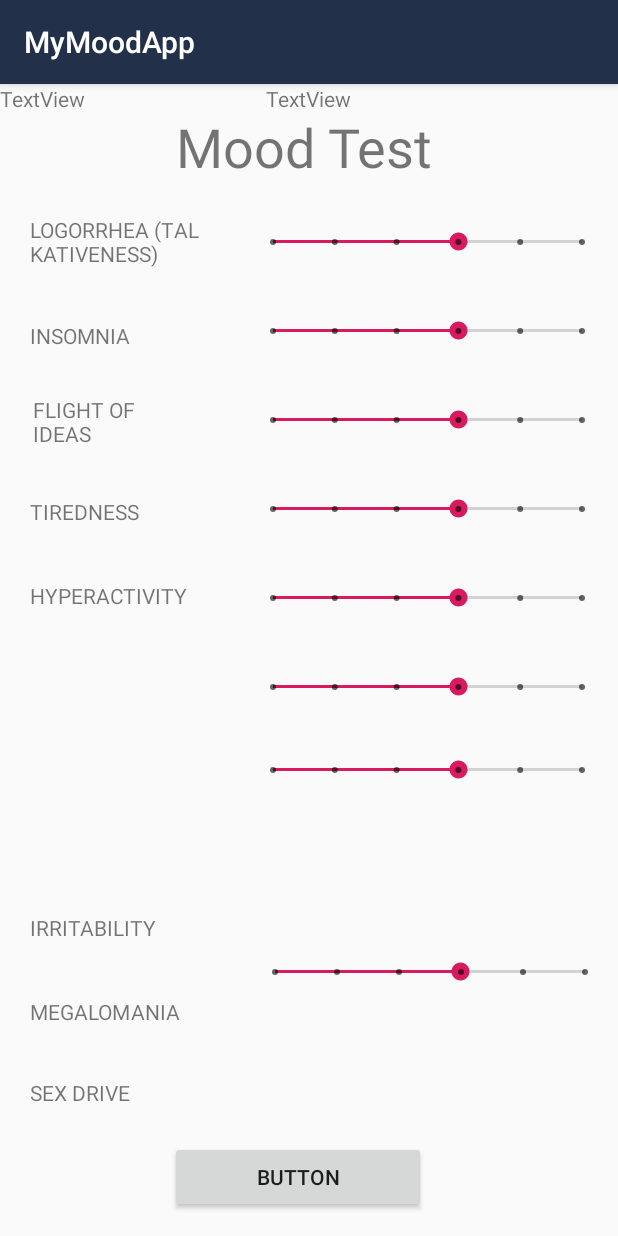
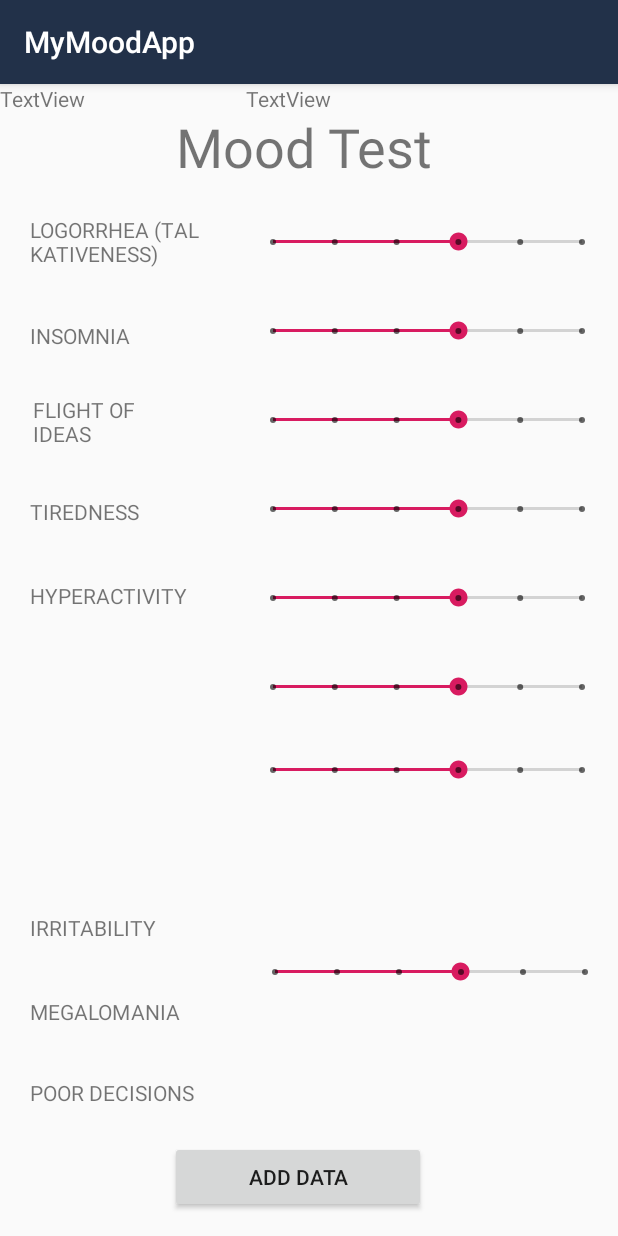
Before and after one commit to mickaIT/MoodApp, an Android app: the MyMoodActivity screen opened directly, with no data from a screen before it, on a phone screen of 412 x 824 dp. Run offline under Robolectric (Android 15) with nearby library versions, the phone set to English and light mode, and no system bars.

Commit message:
Connecting to the first database, without date for now

```diff
--- /dev/null
+++ b/app/src/main/java/com/example/moodapp/DatabaseHelper.java
@@ -0,0 +1,73 @@
+package com.example.moodapp;
+
+import android.content.ContentValues;
+import android.content.Context;
+import android.database.sqlite.SQLiteDatabase;
+import android.database.sqlite.SQLiteOpenHelper;
+
+import androidx.annotation.Nullable;
+
+public class DatabaseHelper extends SQLiteOpenHelper {
+    public static final String DATABASE_NAMSE ="MoodApp.db";
+    public static final String TABLE_NAME="MyMoods_table";
+    public static final String ID="ID";
+    public static final String DATE="DATE";
+    public static final String SYMPTHOM_1="TALKATIVENESS";
+    public static final String SYMPTHOM_2="INSOMNIA";
+    public static final String SYMPTHOM_3="FLIGHT_OFI_IDEAS";
+    public static final String SYMPTHOM_4="TIREDNESS";
+    public static final String SYMPTHOM_5="HYPERACTIVITY";
+    public static final String SYMPTHOM_6="IRRITABILITY";
+    public static final String SYMPTHOM_7="MEGALOMANIA";
+    public static final String SYMPTHOM_8="POOR_DECISIONS";
+
+
+    public DatabaseHelper(@Nullable Context context) {
+        super(context, DATABASE_NAMSE, null, 1);
+    }
+
+    @Override
+    public void onCreate(SQLiteDatabase db) {
+        db.execSQL("create table " + TABLE_NAME +" " +
+                "(ID INTEGER PRIMARY KEY AUTOINCREMENT," +
+                "DATE DATE," +
+                "TALKATIVENESS TEXT," +
+                "INSOMNIA TEXT," +
+                "FLIGHT_OFI_IDEAS TEXT," +
+                "TIREDNESS TEXT," +
+                "HYPERACTIVITY TEXT," +
+                "IRRITABILITY TEXT," +
+                "MEGALOMANIA TEXT," +
+                "POOR_DECISIONS TEXT)");
+    }
+
+    @Override
+    public void onUpgrade(SQLiteDatabase db, int i, int i1) {
+        db.execSQL("DROP TABLE IF EXISTS "+ TABLE_NAME);
+        onCreate(db);
+    }
+
+    public boolean insertData(int talkativeness, int insomnia, int flightOfIdeas, int tiredness,
+                              int hyperactivity, int irritability, int megalomania, int poorDecisions){
+
+        SQLiteDatabase db = this.getWritableDatabase();
+        ContentValues contentValues = new ContentValues();
+        contentValues.put(SYMPTHOM_1,talkativeness);
+        contentValues.put(SYMPTHOM_2,insomnia);
+        contentValues.put(SYMPTHOM_3,flightOfIdeas);
+        contentValues.put(SYMPTHOM_4,tiredness);
+        contentValues.put(SYMPTHOM_5,hyperactivity);
+        contentValues.put(SYMPTHOM_6,irritability);
+        contentValues.put(SYMPTHOM_7,megalomania);
+        contentValues.put(SYMPTHOM_8,poorDecisions);
+        long result=db.insert(TABLE_NAME,null,contentValues);
+
+        if (result==-1){
+            return false;
+        }
+        else return true;
+
+
+
+    }
+}
--- a/app/src/main/java/com/example/moodapp/MainActivity.java
+++ b/app/src/main/java/com/example/moodapp/MainActivity.java
@@ -9,11 +9,12 @@ import androidx.appcompat.app.AppCompatActivity;
 
 public class MainActivity extends AppCompatActivity {
 
+//        DatabaseHelper myDb;
     @Override
     protected void onCreate(Bundle savedInstanceState) {
         super.onCreate(savedInstanceState);
         setContentView(R.layout.activity_main);
-
+//        myDb=new DatabaseHelper(this);
         //TEST ME
 
        final Button testMeBtn = (Button)findViewById(R.id.testMeBtn);
--- a/app/src/main/java/com/example/moodapp/MyMoodActivity.java
+++ b/app/src/main/java/com/example/moodapp/MyMoodActivity.java
@@ -1,67 +1,75 @@
 package com.example.moodapp;
 
 import android.os.Bundle;
+import android.view.View;
+import android.widget.Button;
 import android.widget.SeekBar;
 import android.widget.TextView;
+import android.widget.Toast;
 
 import androidx.appcompat.app.AppCompatActivity;
 
 public class MyMoodActivity extends AppCompatActivity {
 
-    TextView talkativenessTxt;
     SeekBar talkativenessSeekBar;
+    SeekBar insomniaSeekBar;
+    SeekBar flightOfIdeasSeekBar;
+    SeekBar tirednessSeekBar;
+    SeekBar hyperactivitySeekBar;
+    SeekBar irritabilitySeekBar;
+    SeekBar megalomaniaSeekBar;
+    SeekBar poorDecisionsSeekBar;
 
-    TextView insomniaTxt;
-    SeekBar insomniaSeekBar;
-
-    TextView flightOfIdeasTxt;
-    SeekBar flightOfIdeasSeekBar;
-
-    TextView tirednessTxt;
-    SeekBar tirednessSeekBar;
-
-    TextView hyperActivityTxt;
-    SeekBar hyperactivitySeekBar;
-
-    TextView inrritabilityTxt;
-    SeekBar irritabilitySeekBar;
-
-    TextView megalomaniaTxt;
-    SeekBar megalomaniaSeekBar;
-
-    TextView sexDriveTxt;
-    SeekBar sexDriveSeekBar;
+    int defaultProgress=3;
+    int talkativenessValue=defaultProgress;
+    int insomniaValue=defaultProgress;
+    int flightOfIdeasValue=defaultProgress;
+    int tirednessValue=defaultProgress;
+    int hyperactivityValue=defaultProgress;
+    int irritabilityValue=defaultProgress;
+    int megalomaniaValue=defaultProgress;
+    int poorDecisionsValue=defaultProgress;
 
     SeekBar.OnSeekBarChangeListener mlistener;
     TextView textView11;
     TextView textView12;
 
+
+    Button addMoodData;
+//DATAABSE
+    DatabaseHelper myDb;
+
     @Override
     protected void onCreate(Bundle savedInstanceState) {
         super.onCreate(savedInstanceState);
         setContentView(R.layout.activity_my_mood);
-
-        talkativenessTxt=(TextView) findViewById(R.id.talkativenessTxt);
-        insomniaTxt=(TextView) findViewById(R.id.insomniaTxt);
-        flightOfIdeasTxt=(TextView) findViewById(R.id.flightOfIdeasTxt);
-        tirednessTxt=(TextView) findViewById(R.id.tirednessTxt);
-        hyperActivityTxt=(TextView) findViewById(R.id.hyperActivityTxt);
-        inrritabilityTxt=(TextView) findViewById(R.id.inrritabilityTxt);
-        megalomaniaTxt=(TextView) findViewById(R.id.megalomaniaTxt);
-        sexDriveTxt=(TextView) findViewById(R.id.sexDriveTxt);
-
+        myDb=new DatabaseHelper(this);
+//SEEKBARS
         talkativenessSeekBar=(SeekBar) findViewById(R.id.talkativenessSeekBar);
         insomniaSeekBar=(SeekBar) findViewById(R.id.insomniaSeekBar);
         flightOfIdeasSeekBar=(SeekBar) findViewById(R.id.flightOfIdeasSeekBar);
         tirednessSeekBar=(SeekBar) findViewById(R.id.tirednessSeekBar);
         hyperactivitySeekBar=(SeekBar) findViewById(R.id.hyperactivitySeekBar);
         irritabilitySeekBar=(SeekBar) findViewById(R.id.irritabilitySeekBar);
-        sexDriveSeekBar=(SeekBar) findViewById(R.id.sexDriveSeekBar);
+        poorDecisionsSeekBar=(SeekBar) findViewById(R.id.poorDecisionsSeekBar);
         megalomaniaSeekBar=(SeekBar) findViewById(R.id.megalomaniaSeekBar);
         textView11=(TextView) findViewById(R.id.textView11);
         textView12=(TextView) findViewById(R.id.textView12);
+//ADD BUTTON
+        addMoodData=(Button) findViewById(R.id.addMoodData);
 
-        talkativenessSeekBar.setOnSeekBarChangeListener(new SeekBar.OnSeekBarChangeListener() {
+
+        talkativenessSeekBar.setOnSeekBarChangeListener(mlistener);
+        insomniaSeekBar.setOnSeekBarChangeListener(mlistener);
+        flightOfIdeasSeekBar.setOnSeekBarChangeListener(mlistener);
+        tirednessSeekBar.setOnSeekBarChangeListener(mlistener);
+        hyperactivitySeekBar.setOnSeekBarChangeListener(mlistener);
+        irritabilitySeekBar.setOnSeekBarChangeListener(mlistener);
+        poorDecisionsSeekBar.setOnSeekBarChangeListener(mlistener);
+        megalomaniaSeekBar.setOnSeekBarChangeListener(mlistener);
+
+
+/*        talkativenessSeekBar.setOnSeekBarChangeListener(new SeekBar.OnSeekBarChangeListener() {
     @Override
     public void onProgressChanged(SeekBar seekBar, int i, boolean b) {
         textView11.setText(String.valueOf(i));
@@ -76,18 +84,52 @@ public class MyMoodActivity extends AppCompatActivity {
     public void onStopTrackingTouch(SeekBar seekBar) {
 
     }
-});
+});*/
 
         mlistener = new SeekBar.OnSeekBarChangeListener() {
             @Override
             public void onProgressChanged(SeekBar seekBar, int progress, boolean fromUser) {
                 switch (seekBar.getId()) {
+                    case R.id.talkativenessSeekBar:
+                        textView12.setText(String.valueOf(progress));
+                        talkativenessValue=progress;
+                        break;
                     case R.id.insomniaSeekBar:
-                        textView11.setText(String.valueOf(progress));
+                      // textView11.setText(String.valueOf(progress));
+                        insomniaValue=progress;
+
                         break;
                     case R.id.flightOfIdeasSeekBar:
-                        textView12.setText(String.valueOf(progress));
+                      textView12.setText(String.valueOf(progress));
+                        flightOfIdeasValue=progress;
+
                         break;
+                    case R.id.tirednessSeekBar:
+                       // textView12.setText(String.valueOf(progress));
+                        tirednessValue=progress;
+
+                        break;
+                    case R.id.hyperactivitySeekBar:
+                       // textView12.setText(String.valueOf(progress));
+                        hyperactivityValue=progress;
+
+                        break;
+                    case R.id.irritabilitySeekBar:
+                       // textView12.setText(String.valueOf(progress));
+                        irritabilityValue=progress;
+
+                        break;
+                    case R.id.poorDecisionsSeekBar:
+                       // textView12.setText(String.valueOf(progress));
+                        poorDecisionsValue=progress;
+
+                        break;
+                    case R.id.megalomaniaSeekBar:
+                      //  textView12.setText(String.valueOf(progress));
+                        megalomaniaValue=progress;
+
+                        break;
+
                 }
             }
 
@@ -102,7 +144,30 @@ public class MyMoodActivity extends AppCompatActivity {
             }
         };
 
-        insomniaSeekBar.setOnSeekBarChangeListener(mlistener);
-        flightOfIdeasSeekBar.setOnSeekBarChangeListener(mlistener);
+        AddData();
+
+    }
+
+    public  void AddData() {
+        addMoodData.setOnClickListener(
+                new View.OnClickListener() {
+                    @Override
+                    public void onClick(View v) {
+                        boolean isInserted = myDb.insertData(talkativenessValue,
+                                insomniaValue,
+                                flightOfIdeasValue,
+                                tirednessValue,
+                                hyperactivityValue,
+                                irritabilityValue,
+                                megalomaniaValue,
+                                poorDecisionsValue);
+                        textView11.setText(String.valueOf(flightOfIdeasValue));
+                        if(isInserted == true)
+                            Toast.makeText(MyMoodActivity.this,"Data Inserted",Toast.LENGTH_LONG).show();
+                        else
+                            Toast.makeText(MyMoodActivity.this,"Data not Inserted",Toast.LENGTH_LONG).show();
+                    }
+                }
+        );
     }
 }
--- a/app/src/main/res/layout/activity_my_mood.xml
+++ b/app/src/main/res/layout/activity_my_mood.xml
@@ -8,7 +8,7 @@
 
 
     <SeekBar
-        android:id="@+id/sexDriveSeekBar"
+        android:id="@+id/poorDecisionsSeekBar"
         style="@style/Widget.AppCompat.SeekBar.Discrete"
         android:layout_width="240dp"
         android:layout_height="40dp"
@@ -99,7 +99,7 @@
         android:progress="3" />
 
     <TextView
-        android:id="@+id/sexDriveTxt"
+        android:id="@+id/poorDecisionsTxt"
         android:layout_width="100dp"
         android:layout_height="wrap_content"
         android:layout_alignParentStart="true"
@@ -112,7 +112,7 @@
         android:layout_marginEnd="280dp"
         android:layout_marginRight="280dp"
         android:layout_marginBottom="86dp"
-        android:text="SEX DRIVE"
+        android:text="POOR DECISIONS"
         tools:layout_alignParentRight="true" />
 
     <TextView
@@ -319,7 +319,7 @@
         android:textSize="36sp" />
 
     <Button
-        android:id="@+id/button"
+        android:id="@+id/addMoodData"
         android:layout_width="wrap_content"
         android:layout_height="wrap_content"
         android:layout_alignParentStart="true"
@@ -335,7 +335,7 @@
         android:layout_marginRight="128dp"
         android:layout_marginBottom="15dp"
         android:gravity="center"
-        android:text="Button" />
+        android:text="Add Data" />
 
     <TextView
         android:id="@+id/textView11"
@@ -347,7 +347,14 @@
         android:id="@+id/textView12"
         android:layout_width="wrap_content"
         android:layout_height="wrap_content"
-        android:layout_centerHorizontal="true"
+        android:layout_alignParentStart="true"
+        android:layout_alignParentLeft="true"
+        android:layout_alignParentEnd="true"
+        android:layout_alignParentRight="true"
+        android:layout_marginStart="164dp"
+        android:layout_marginLeft="164dp"
+        android:layout_marginEnd="189dp"
+        android:layout_marginRight="189dp"
         android:text="TextView" />
 
 </RelativeLayout>
```
